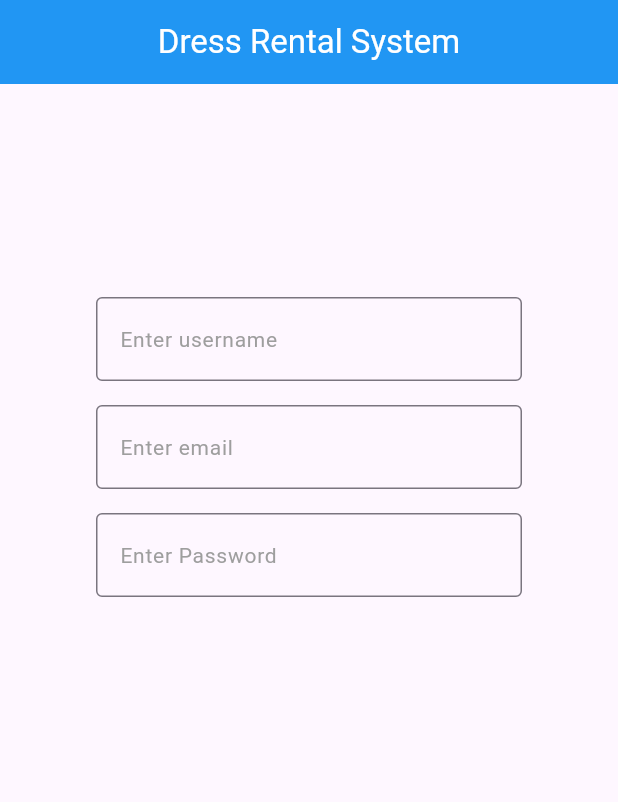
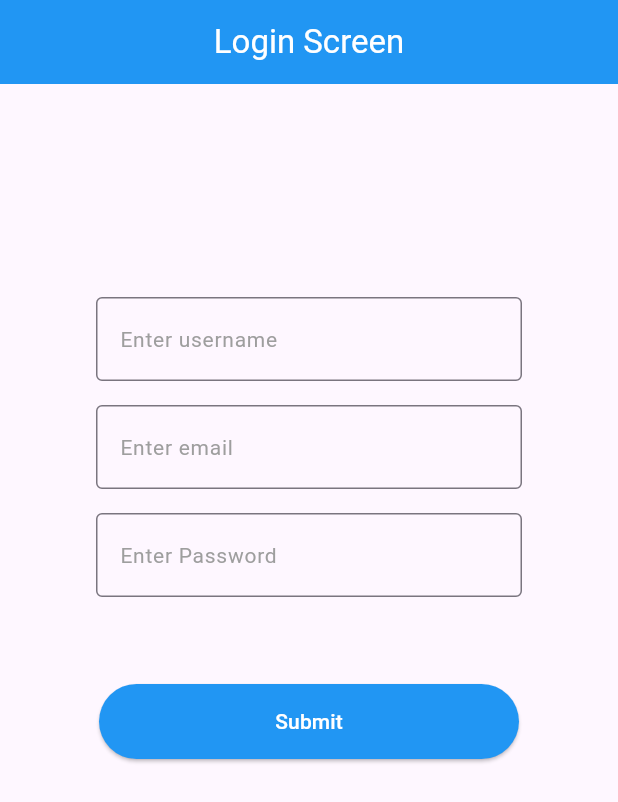
Before and after one commit to akankshaghotekar/flutter-demo, a Flutter app: the screen it shows after launch, on a phone screen of 412 x 824 dp. Shown: the top 802 px of the screen. Run offline on Flutter 3.47's test engine with Material 3 defaults, Android fonts, the phone set to English and light mode, and no system bars.

Commit message:
created login screen

```diff
--- a/lib/main.dart
+++ b/lib/main.dart
@@ -1,5 +1,5 @@
 import 'package:flutter/material.dart';
-import 'package:flutter_application_1/screens/home_screen.dart';
+import 'package:flutter_application_1/screens/login_screen.dart';
 
 void main() {
   runApp(const MyApp());
@@ -17,7 +17,7 @@ class MyApp extends StatelessWidget {
       theme: ThemeData(
         colorScheme: ColorScheme.fromSeed(seedColor: Colors.deepPurple),
       ),
-      home: HomeScreen(),
+      home: LoginScreen(),
     );
   }
 }
--- a/lib/screens/home_screen.dart
+++ b/lib/screens/home_screen.dart
@@ -1,6 +1,4 @@
 import 'package:flutter/material.dart';
-import 'package:flutter_application_1/utils/common_widget/user_input.dart';
-import 'package:flutter_application_1/utils/const/color.dart';
 
 class HomeScreen extends StatefulWidget {
   const HomeScreen({super.key});
@@ -10,46 +8,19 @@ class HomeScreen extends StatefulWidget {
 }
 
 class _HomeScreenState extends State<HomeScreen> {
-  TextEditingController nameText = TextEditingController();
-  TextEditingController emailText = TextEditingController();
-  TextEditingController passwordText = TextEditingController();
-
-  GlobalKey formKey = GlobalKey<FormState>();
   @override
   Widget build(BuildContext context) {
     return Scaffold(
       appBar: AppBar(
-        title: const Text(
-          'Dress Rental System',
-          style: TextStyle(color: white),
+        title: const Text('Home Screen', style: TextStyle(color: Colors.white)),
+        centerTitle: true,
+        backgroundColor: Colors.blue,
+      ),
+      body: Center(
+        child: Text(
+          'Welcome to the Home Screen',
+          style: TextStyle(fontSize: 24, color: Colors.black),
         ),
-        centerTitle: true,
-        backgroundColor: blue,
-      ),
-      body: Column(
-        mainAxisAlignment: MainAxisAlignment.center,
-        children: [
-          Form(
-            key: formKey,
-            child: Center(
-              child: Container(
-                height: 500,
-                width: 300,
-                child: Column(
-                  children: [
-                    UserInput(controller: nameText, hintText: 'Enter username'),
-                    UserInput(controller: emailText, hintText: 'Enter email'),
-                    UserInput(
-                      controller: passwordText,
-                      hintText: 'Enter Password',
-                      obscureText: true,
-                    ),
-                  ],
-                ),
-              ),
-            ),
-          ),
-        ],
       ),
     );
   }
--- /dev/null
+++ b/lib/screens/login_screen.dart
@@ -0,0 +1,95 @@
+import 'package:flutter/material.dart';
+import 'package:flutter_application_1/screens/home_screen.dart';
+import 'package:flutter_application_1/utils/common_widget/user_input.dart';
+import 'package:flutter_application_1/utils/const/color.dart';
+
+class LoginScreen extends StatefulWidget {
+  const LoginScreen({super.key});
+
+  @override
+  State<LoginScreen> createState() => _LoginScreenState();
+}
+
+class _LoginScreenState extends State<LoginScreen> {
+  TextEditingController nameText = TextEditingController();
+  TextEditingController emailText = TextEditingController();
+  TextEditingController passwordText = TextEditingController();
+
+  final GlobalKey<FormState> formKey = GlobalKey<FormState>(); // Fix type
+
+  @override
+  Widget build(BuildContext context) {
+    return Scaffold(
+      appBar: AppBar(
+        title: const Text('Login Screen', style: TextStyle(color: white)),
+        centerTitle: true,
+        backgroundColor: blue,
+      ),
+      body: Column(
+        mainAxisAlignment: MainAxisAlignment.center,
+        children: [
+          Form(
+            key: formKey,
+            child: Center(
+              child: Container(
+                height: 500,
+                width: 300,
+                child: Column(
+                  children: [
+                    UserInput(
+                      controller: nameText,
+                      hintText: 'Enter username',
+                      validator: (value) => value == null || value.isEmpty
+                          ? 'Please enter username'
+                          : null,
+                    ),
+                    UserInput(
+                      controller: emailText,
+                      hintText: 'Enter email',
+                      keyboardType: TextInputType.emailAddress,
+                      validator: (value) => value == null || value.isEmpty
+                          ? 'Please enter email'
+                          : null,
+                    ),
+                    UserInput(
+                      controller: passwordText,
+                      hintText: 'Enter Password',
+                      obscureText: true,
+                      validator: (value) => value == null || value.isEmpty
+                          ? 'Please enter password'
+                          : null,
+                    ),
+                    SizedBox(height: 40),
+                    Padding(
+                      padding: const EdgeInsets.all(10.0),
+                      child: ElevatedButton(
+                        style: ElevatedButton.styleFrom(
+                          backgroundColor: blue,
+                          minimumSize: const Size(double.infinity, 50),
+                        ),
+                        onPressed: () {
+                          if (formKey.currentState!.validate()) {
+                            Navigator.pushReplacement(
+                              context,
+                              MaterialPageRoute(
+                                builder: (context) => const HomeScreen(),
+                              ),
+                            );
+                          }
+                        },
+                        child: const Text(
+                          'Submit',
+                          style: TextStyle(color: white),
+                        ),
+                      ),
+                    ),
+                  ],
+                ),
+              ),
+            ),
+          ),
+        ],
+      ),
+    );
+  }
+}
--- a/lib/utils/common_widget/user_input.dart
+++ b/lib/utils/common_widget/user_input.dart
@@ -5,6 +5,7 @@ class UserInput extends StatelessWidget {
   final String hintText;
   final TextInputType keyboardType;
   final bool obscureText;
+  final String? Function(String?)? validator; // Add validator
 
   const UserInput({
     super.key,
@@ -12,16 +13,18 @@ class UserInput extends StatelessWidget {
     required this.hintText,
     this.keyboardType = TextInputType.text,
     this.obscureText = false,
+    this.validator, // Add validator
   });
 
   @override
   Widget build(BuildContext context) {
     return Padding(
       padding: const EdgeInsets.all(8.0),
-      child: TextField(
+      child: TextFormField(
         controller: controller,
         keyboardType: keyboardType,
         obscureText: obscureText,
+        validator: validator, // Use validator
         decoration: InputDecoration(
           border: OutlineInputBorder(),
           hintText: hintText,
```
